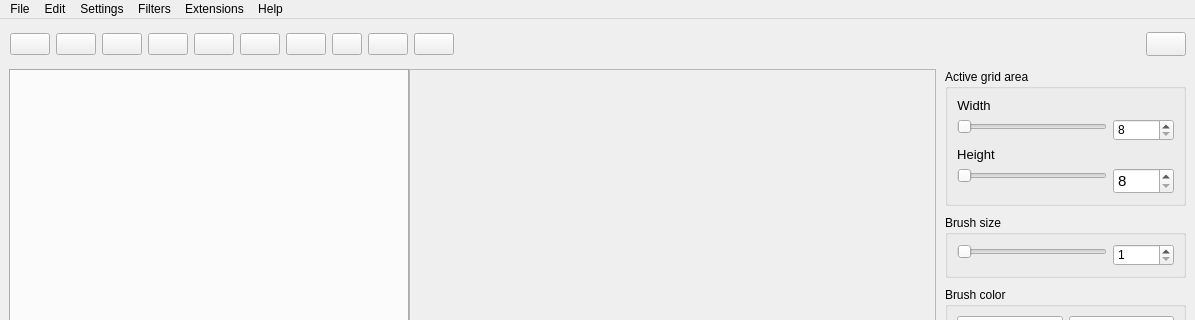
Qt form src/airunner/pyqt/main_window.ui (Capsize-Games/airunner) before a commit; both pictures show x 0 to 1195 and y 0 to 320 of the 1195 by 788 pixel window.
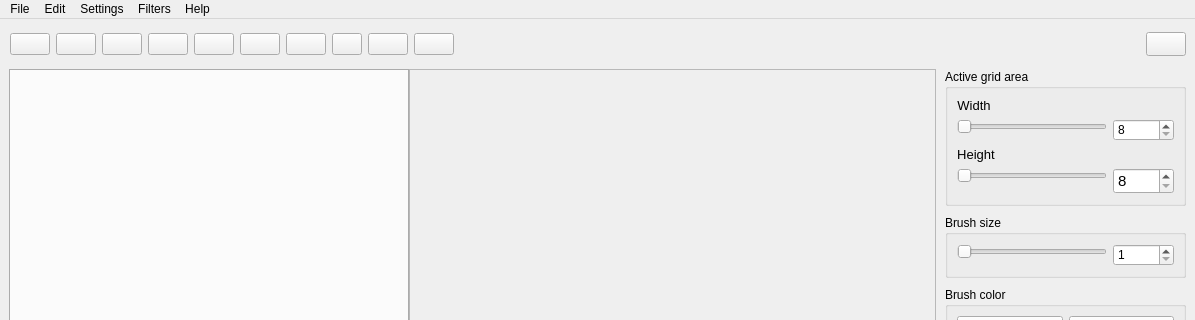
The same form after that commit. Icons and pictures are not drawn.

Commit message: initial extension revisions

Diff of the .ui file:
```diff
--- a/src/airunner/pyqt/main_window.ui
+++ b/src/airunner/pyqt/main_window.ui
@@ -1354,16 +1354,10 @@
     <addaction name="actionReport_vulnerability"/>
     <addaction name="actionDiscord"/>
    </widget>
-   <widget class="QMenu" name="menuExtensions">
-    <property name="title">
-     <string>Extensions</string>
-    </property>
-   </widget>
    <addaction name="menuFile"/>
    <addaction name="menuEdit"/>
    <addaction name="menuSettings"/>
    <addaction name="menuFilters"/>
-   <addaction name="menuExtensions"/>
    <addaction name="menuAbout"/>
   </widget>
   <widget class="QStatusBar" name="statusbar"/>
```
Left out of the diff: 8 changed lines with no effect on the pictures. The commit also changes 5 other files.
